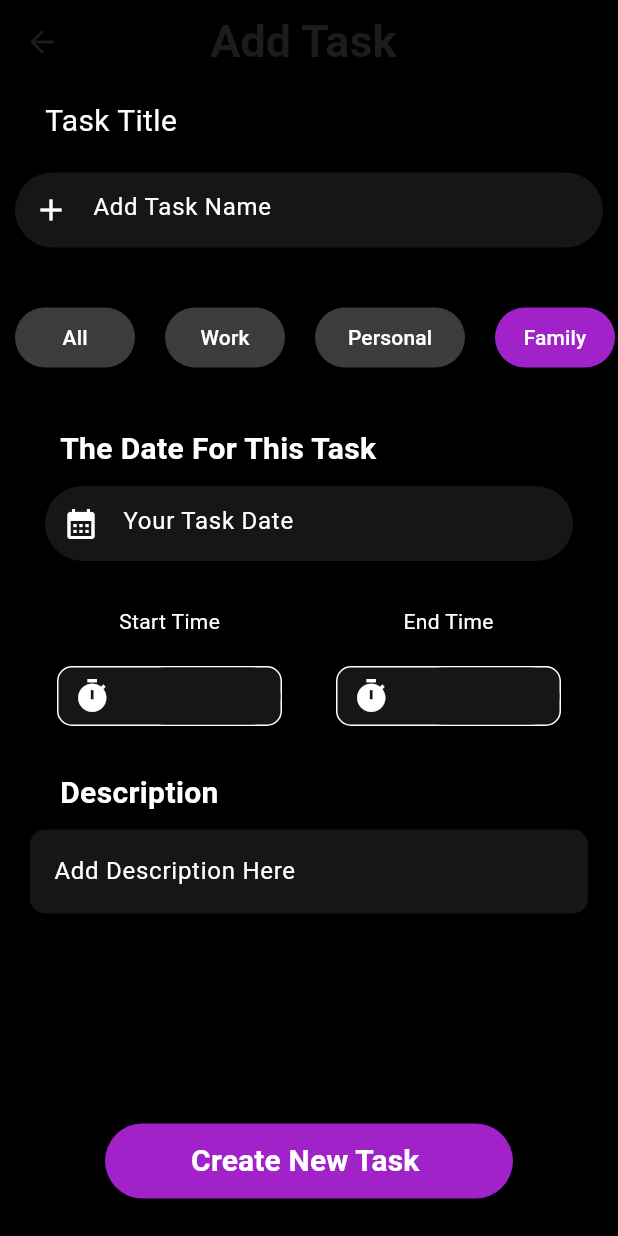
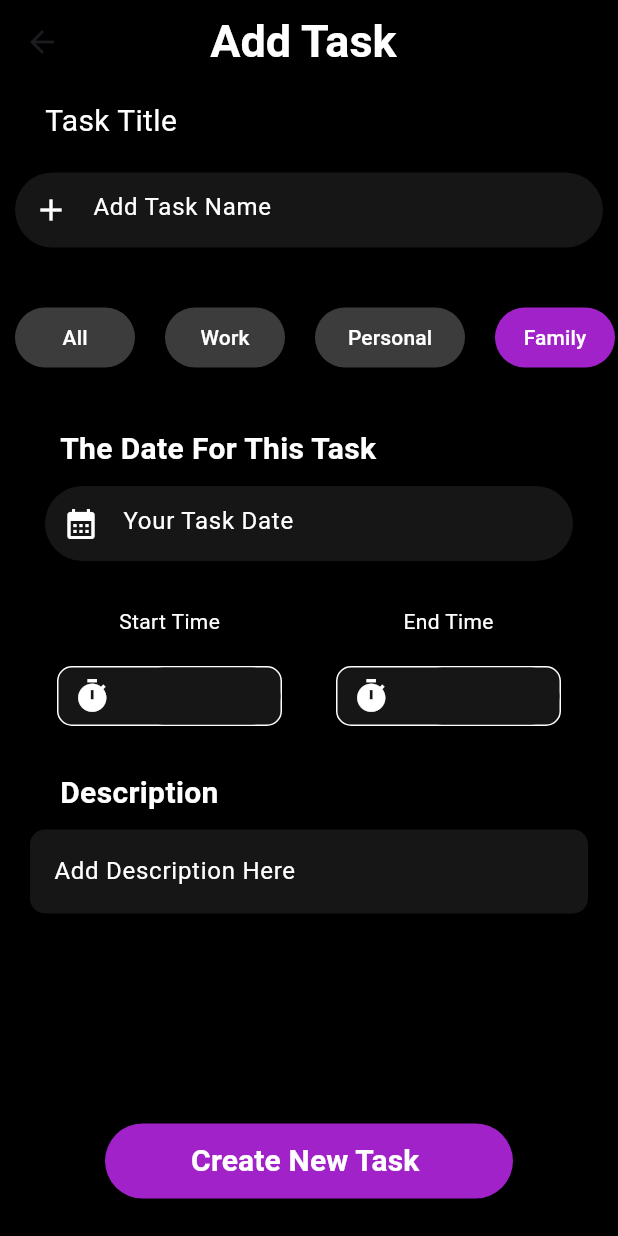
Before and after one commit to ameen-ali-hub/To-Do-List-App, a Flutter app: the AddTask screen opened directly, on a phone screen of 412 x 824 dp. Run offline on Flutter 3.47's test engine with Material 3 defaults, Android fonts, the phone set to English and light mode, and no system bars; our stand-ins replace hive_flutter, table_calendar; accounts and stored records are empty.

Commit message:
refactor: change the main style of add_task.dart

```diff
--- a/lib/view/add_task.dart
+++ b/lib/view/add_task.dart
@@ -80,7 +80,7 @@ class _AddTaskState extends State<AddTask> {
       appBar: AppBar(
         title: Text(
           "Add Task ",
-          style: TextStyle(fontWeight: FontWeight.bold, fontSize: 30),
+          style: TextStyle(fontWeight: FontWeight.bold, fontSize: 30 , color: const Color.fromARGB(255, 255, 255, 255)),
         ),
         centerTitle: true,
         backgroundColor: Colors.black,
```
